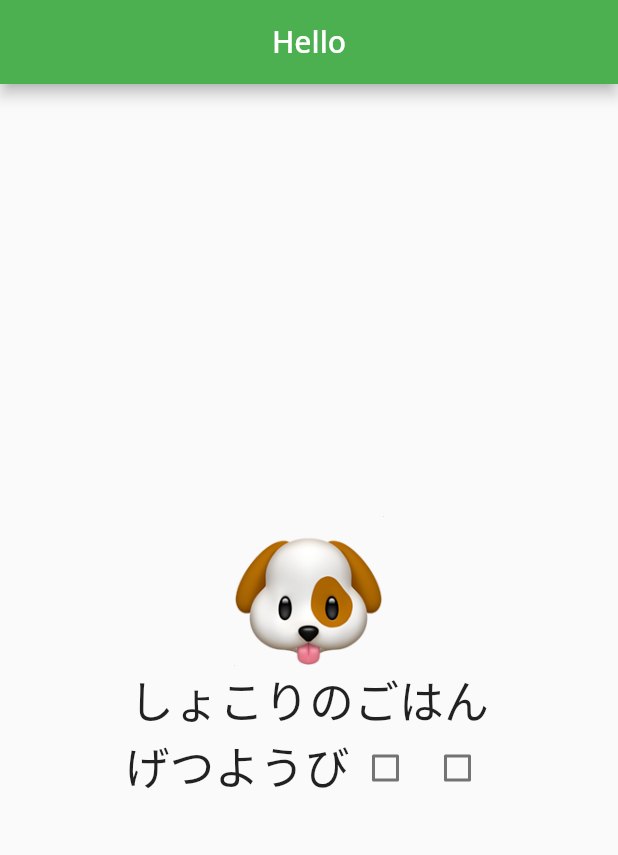
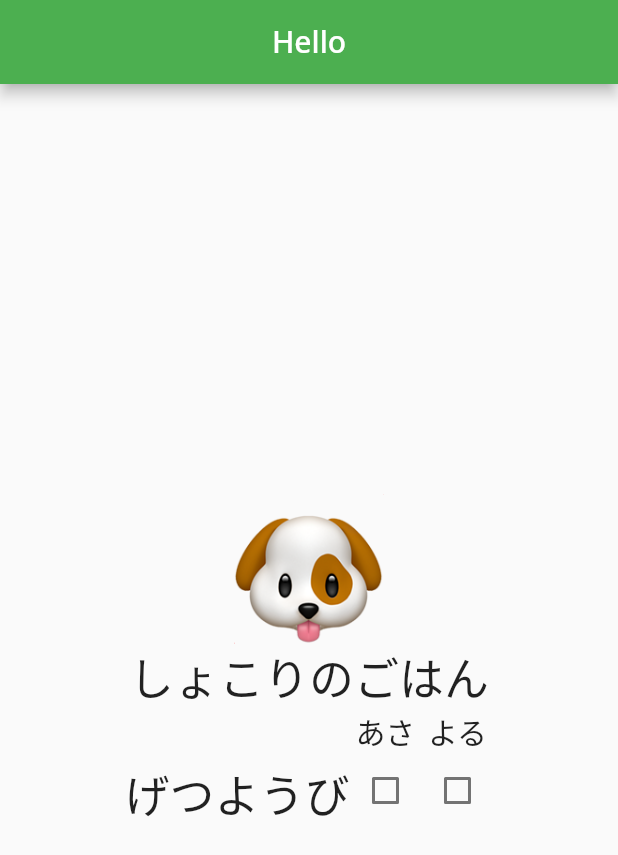
Before and after one commit to oishigyunyu/dog_feed, a Flutter app: the screen it shows after launch, on a phone screen of 412 x 824 dp. Shown: the top 855 px of the screen. Run offline on Flutter 3.47's test engine with Material 2 defaults, Android fonts, the phone set to English and light mode, and no system bars; our stand-ins replace google_fonts.

Commit message:
あさとyoru

```diff
--- a/lib/main.dart
+++ b/lib/main.dart
@@ -79,12 +79,15 @@ class _DayBoxState extends State<DayBox> {
     return Center(
       child: Row(
         mainAxisAlignment: MainAxisAlignment.center,
-        crossAxisAlignment: CrossAxisAlignment.start,
+        crossAxisAlignment: CrossAxisAlignment.end,
         children: <Widget>[
           const Text(
             'げつようび',
             style: TextStyle(fontSize: 30.0),
           ),
+          Column(
+            children: <Widget>[
+              const Text('あさ', style: TextStyle(fontSize: 20.0)),
               Checkbox(
                 activeColor: Colors.blue,
                 value: _checkedBreakfast,
@@ -94,6 +97,11 @@ class _DayBoxState extends State<DayBox> {
                   });
                 },
               ),
+            ],
+          ),
+          Column(
+            children: <Widget>[
+              const Text('よる', style: TextStyle(fontSize: 20.0),),
               Checkbox(
                 activeColor: Colors.blue,
                 value: _checkedDinner,
@@ -102,6 +110,8 @@ class _DayBoxState extends State<DayBox> {
                     _checkedDinner = value!;
                   });
                 },
+              ),
+            ],
           ),
         ],
       ),
```
Lines whose indentation alone changed are shown as unchanged.
